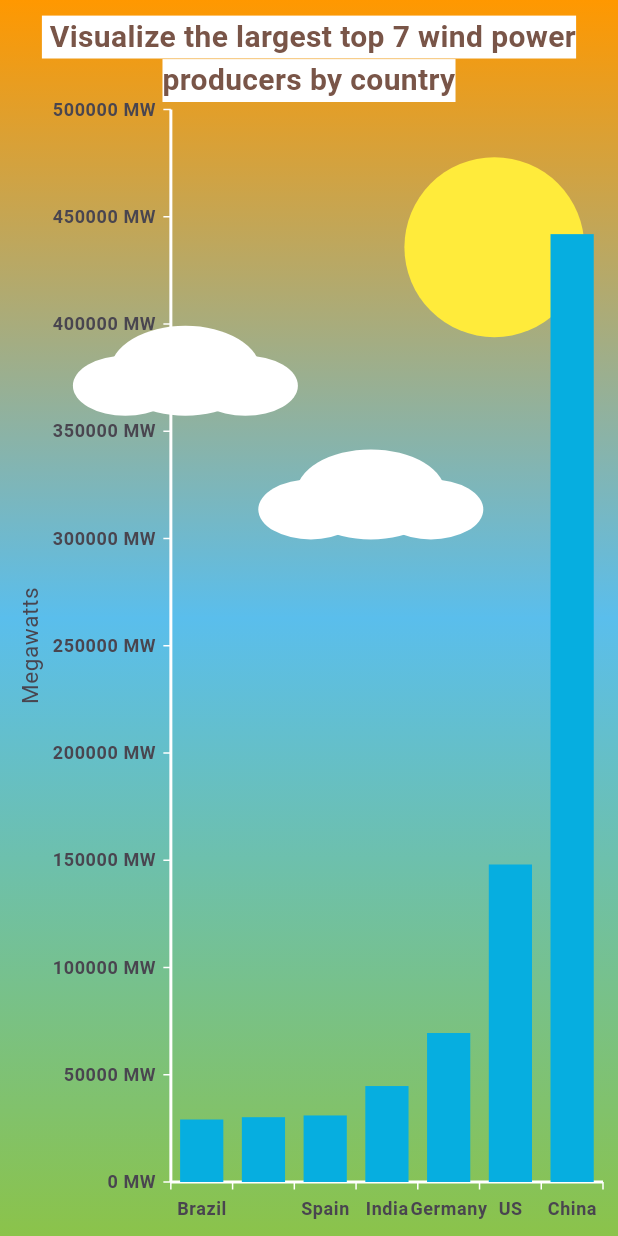
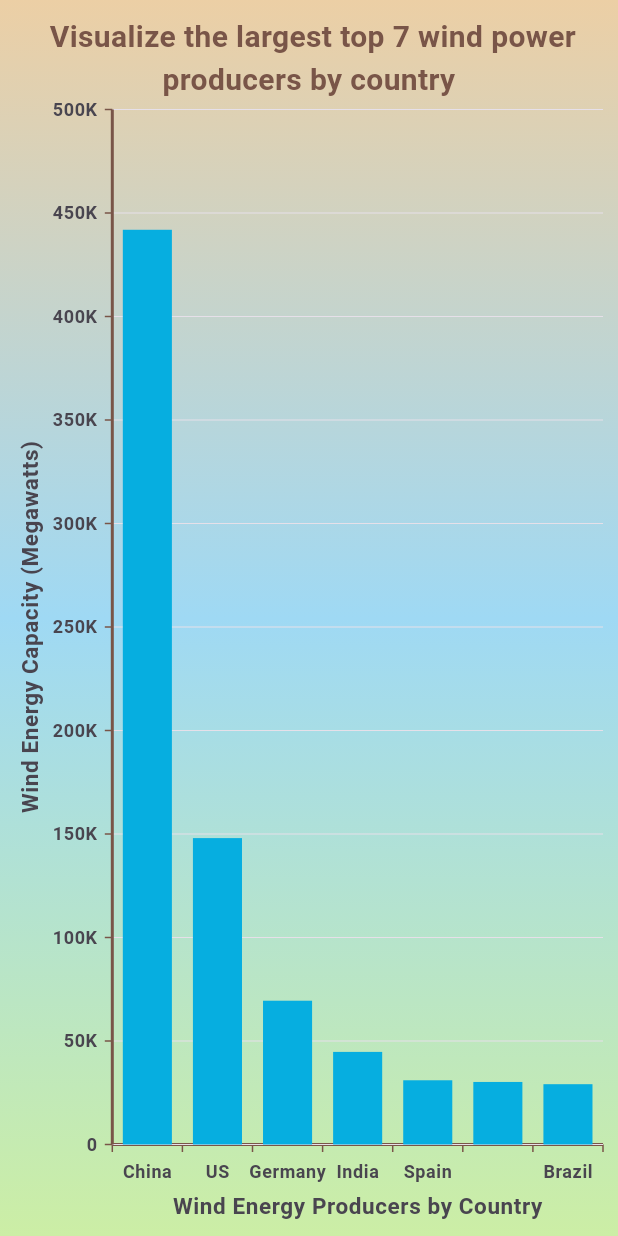
Before and after one commit to SyncfusionExamples/visualize_largest_wind_power_producers_using_custom_column_flutter_chart, a Flutter app: the screen it shows after launch, on a phone screen of 412 x 824 dp. Run offline on Flutter 3.47's test engine with Material 3 defaults, Android fonts, the light colour scheme and no system bars; our stand-ins replace syncfusion_flutter_charts.

Commit message:
FLUT-884481-[others][flutter]: Updated the Blog sample

```diff
--- a/lib/main.dart
+++ b/lib/main.dart
@@ -32,13 +32,13 @@ class _WindmillChartState extends State<_WindmillChart> {
   @override
   void initState() {
     _windEnergyData = [
-      _WindEnergy('Brazil', 29135),
-      _WindEnergy('United Kingdom', 30215),
-      _WindEnergy('Spain', 31028),
-      _WindEnergy('India', 44736),
-      _WindEnergy('Germany', 69459),
-      _WindEnergy('US', 148020),
-      _WindEnergy('China', 441895),
+      _WindEnergy('China', 441895, '+19.1%'),
+      _WindEnergy('US', 148020, '+9.4%'),
+      _WindEnergy('Germany', 69459, '+7.6%'),
+      _WindEnergy('India', 44736, '+9.3%'),
+      _WindEnergy('Spain', 31028, '+3.1%'),
+      _WindEnergy('United Kingdom', 30215, '+10.4%'),
+      _WindEnergy('Brazil', 29135, '+29.5%'),
     ];
     super.initState();
   }
@@ -46,66 +46,20 @@ class _WindmillChartState extends State<_WindmillChart> {
   @override
   Widget build(BuildContext context) {
     return Scaffold(
-      body: Stack(
-        children: [
-          CustomPaint(
-            size: MediaQuery.of(context).size,
-            painter: _BackgroundPainter(),
-          ),
-          SfCartesianChart(
-            plotAreaBorderWidth: 0,
-            primaryXAxis: const CategoryAxis(
-              majorGridLines: MajorGridLines(width: 0),
-              majorTickLines: MajorTickLines(color: Colors.white),
-              axisLine: AxisLine(color: Colors.white, width: 2),
-              labelStyle: TextStyle(fontWeight: FontWeight.bold),
-            ),
-            primaryYAxis: NumericAxis(
-              title: const AxisTitle(text: 'Megawatts'),
-              majorGridLines: const MajorGridLines(width: 0),
-              majorTickLines: const MajorTickLines(color: Colors.white),
-              axisLine: const AxisLine(color: Colors.white, width: 2),
-              labelStyle: const TextStyle(fontWeight: FontWeight.bold),
-              axisLabelFormatter: (AxisLabelRenderDetails args) {
-                return ChartAxisLabel('${args.text} MW', args.textStyle);
-              },
-            ),
-            tooltipBehavior: TooltipBehavior(
-              enable: true,
-              activationMode: ActivationMode.singleTap,
-              color: Colors.brown,
-              borderColor: Colors.brown,
-              borderWidth: 5,
-              builder: (dynamic data, dynamic point, dynamic series,
-                  int pointIndex, int seriesIndex) {
-                return Container(
-                  color: Colors.white,
-                  child: Padding(
-                    padding: const EdgeInsets.all(10),
-                    child: Row(
-                      mainAxisSize: MainAxisSize.min,
-                      mainAxisAlignment: MainAxisAlignment.spaceEvenly,
-                      children: <Widget>[
-                        SizedBox(
-                          height: 30,
-                          width: 35,
-                          child: Image.asset(_countryImages(pointIndex)),
-                        ),
-                        const SizedBox(width: 10),
-                        Text(
-                          '${point.y.toString()}MW',
-                          style: const TextStyle(
-                            fontSize: 12,
-                            color: Colors.black,
-                            fontWeight: FontWeight.bold,
+      body: Container(
+        decoration: const BoxDecoration(
+          gradient: LinearGradient(
+            colors: [
+              Color.fromARGB(255, 236, 207, 165),
+              Color.fromARGB(255, 159, 217, 244),
+              Color.fromARGB(255, 204, 238, 165),
+            ],
+            begin: Alignment.topCenter,
+            end: Alignment.bottomCenter,
           ),
         ),
-                      ],
-                    ),
-                  ),
-                );
-              },
-            ),
+        child: SfCartesianChart(
+          plotAreaBorderWidth: 0,
           title: const ChartTitle(
             text:
                 ' Visualize the largest top 7 wind power producers by country ',
@@ -114,7 +68,30 @@ class _WindmillChartState extends State<_WindmillChart> {
               color: Colors.brown,
               fontSize: 20,
             ),
-              backgroundColor: Colors.white,
+          ),
+          primaryXAxis: const CategoryAxis(
+            title: AxisTitle(
+              text: 'Wind Energy Producers by Country',
+              textStyle: TextStyle(fontWeight: FontWeight.bold),
+            ),
+            majorGridLines: MajorGridLines(width: 0),
+            majorTickLines: MajorTickLines(color: Colors.brown),
+            axisLine: AxisLine(color: Colors.brown, width: 2),
+            labelStyle: TextStyle(fontWeight: FontWeight.bold),
+          ),
+          primaryYAxis: NumericAxis(
+            title: const AxisTitle(
+              text: 'Wind Energy Capacity (Megawatts)',
+              textStyle: TextStyle(fontWeight: FontWeight.bold),
+            ),
+            majorTickLines: const MajorTickLines(color: Colors.brown),
+            axisLine: const AxisLine(color: Colors.brown, width: 2),
+            labelStyle: const TextStyle(fontWeight: FontWeight.bold),
+            axisLabelFormatter: (AxisLabelRenderDetails args) {
+              double value = double.tryParse(args.text) ?? 0;
+              String formattedText = _formatNumber(value);
+              return ChartAxisLabel(formattedText, args.textStyle);
+            },
           ),
           series: <CartesianSeries<_WindEnergy, String>>[
             ColumnSeries(
@@ -127,8 +104,74 @@ class _WindmillChartState extends State<_WindmillChart> {
               },
             ),
           ],
+          tooltipBehavior: TooltipBehavior(
+            enable: true,
+            activationMode: ActivationMode.singleTap,
+            color: Colors.brown,
+            builder: (dynamic data, dynamic point, dynamic series,
+                int pointIndex, int seriesIndex) {
+              return Container(
+                decoration: BoxDecoration(
+                  color: Colors.white,
+                  borderRadius: BorderRadius.circular(6),
+                ),
+                child: Padding(
+                  padding: const EdgeInsets.all(10),
+                  child: Row(
+                    crossAxisAlignment: CrossAxisAlignment.start,
+                    mainAxisSize: MainAxisSize.min,
+                    mainAxisAlignment: MainAxisAlignment.spaceEvenly,
+                    children: <Widget>[
+                      Column(
+                        mainAxisSize: MainAxisSize.min,
+                        mainAxisAlignment: MainAxisAlignment.spaceEvenly,
+                        children: [
+                          SizedBox(
+                            height: 30,
+                            width: 35,
+                            child: Image.asset(_countryImages(pointIndex)),
+                          ),
+                          const SizedBox(width: 30),
+                        ],
+                      ),
+                      Column(
+                        crossAxisAlignment: CrossAxisAlignment.start,
+                        mainAxisSize: MainAxisSize.min,
+                        mainAxisAlignment: MainAxisAlignment.spaceEvenly,
+                        children: [
+                          Text(
+                            '${data.country}',
+                            style: const TextStyle(
+                              fontSize: 12,
+                              color: Colors.black,
+                              fontWeight: FontWeight.bold,
+                            ),
+                          ),
+                          Text(
+                            'Megawatts: ${point.y.toString()}',
+                            style: const TextStyle(
+                              fontSize: 12,
+                              color: Colors.black,
+                              fontWeight: FontWeight.bold,
+                            ),
+                          ),
+                          Text(
+                            'ANNUAL GROWTH RATE\n(2013-2023) ${data.rate}',
+                            style: const TextStyle(
+                              fontSize: 12,
+                              color: Colors.black,
+                              fontWeight: FontWeight.bold,
+                            ),
                           ),
                         ],
+                      ),
+                    ],
+                  ),
+                ),
+              );
+            },
+          ),
+        ),
       ),
     );
   }
@@ -153,6 +196,19 @@ class _WindmillChartState extends State<_WindmillChart> {
     return '';
   }
 
+  // Function to format numbers to a more readable form
+  String _formatNumber(double num) {
+    // Special case for zero to avoid decimal representation
+    if (num == 0) {
+      return '0';
+    }
+    if (num >= 1000) {
+      return '${(num / 1000).toStringAsFixed(num >= 10000 ? 0 : 1)}K';
+    }
+    return num.toStringAsFixed(
+        num == num.toInt() ? 0 : 1); // Remove ".0" for whole numbers
+  }
+
   @override
   void dispose() {
     _windEnergyData.clear();
@@ -161,9 +217,10 @@ class _WindmillChartState extends State<_WindmillChart> {
 }
 
 class _WindEnergy {
-  _WindEnergy(this.country, this.megawatt);
+  _WindEnergy(this.country, this.megawatt, this.rate);
   final String country;
   final double megawatt;
+  final String rate;
 }
 
 // Custom renderer for column series
@@ -195,16 +252,13 @@ class _ColumnSegment extends ColumnSegment<_WindEnergy, String> {
       return;
     }
 
-    final Paint bladeFillPaint = Paint()
+    final Paint fillPaint = Paint()
       ..color = Colors.brown
       ..style = PaintingStyle.fill;
-    final Paint bladeStrokePaint = Paint()
+    final Paint strokePaint = Paint()
       ..color = Colors.white
       ..strokeWidth = 2
       ..style = PaintingStyle.stroke;
-
-    final Paint postFillPaint = bladeFillPaint;
-    final Paint postStrokePaint = bladeStrokePaint;
 
     final double bottom = segmentRect!.bottom;
     final double top = segmentRect!.top;
@@ -222,13 +276,39 @@ class _ColumnSegment extends ColumnSegment<_WindEnergy, String> {
       ..lineTo(centerX - halfPostTopWidth, top)
       ..close();
 
-    canvas.drawPath(_postPath, postFillPaint);
-    canvas.drawPath(_postPath, postStrokePaint);
+    canvas.drawPath(_postPath, fillPaint);
+    canvas.drawPath(_postPath, strokePaint);
+
+    // Maintained a minimum value of 30 and a maximum value of 40 as the default
+    // blade length range. Using the column segment value, I calculate the blade
+    // length by normalizing it within this range. The formula maps the value to
+    // a specified blade length range, ensuring proportional scaling.
+    // This approach dynamically adjusts blade sizes based on the segment value.
+
+    // Constants for blade length range.
+    const double minBladeLength = 30;
+    const double maxBladeLength = 40;
+
+    // Constants for data normalization.
+    const double minValue = 29135;
+    const double maxValue = 441895;
+
+    // Calculate the normalized value of the segment (based on y).
+    const double lengthRange = maxBladeLength - minBladeLength;
+    final double normalizedFactor = (y - minValue) / (maxValue - minValue);
+
+    // Adjust blade length dynamically based on the reversed segment index.
+    final double reverseScalingFactor =
+        1 - (currentSegmentIndex * 0.1); // Decrease as segment index increases.
+
+    double bladeLength = normalizedFactor * lengthRange + minBladeLength;
+    bladeLength *= reverseScalingFactor; // Apply reverse scaling factor
+
+    // Ensure the blade length doesn't drop below the minimum value.
+    bladeLength = bladeLength.clamp(minBladeLength, maxBladeLength);
 
     final Offset center = Offset(centerX, centerY);
-    double bladeWidth = 20;
-    double bladeLength =
-        10 * (currentSegmentIndex < 3 ? 3 : currentSegmentIndex.toDouble());
+    const double bladeWidth = 20;
 
     // Define the angles for the three blades in radians.
     double angle1 = 0;
@@ -236,19 +316,19 @@ class _ColumnSegment extends ColumnSegment<_WindEnergy, String> {
     double angle3 = 240 * pi / 180;
 
     // Draw first blade.
-    _drawBlade(canvas, center, angle1, bladeLength, bladeWidth, bladeFillPaint,
-        bladeStrokePaint);
+    _drawBlade(canvas, center, angle1, bladeLength, bladeWidth, fillPaint,
+        strokePaint);
 
     // Draw second blade.
-    _drawBlade(canvas, center, angle2, bladeLength, bladeWidth, bladeFillPaint,
-        bladeStrokePaint);
+    _drawBlade(canvas, center, angle2, bladeLength, bladeWidth, fillPaint,
+        strokePaint);
 
     // Draw third blade.
-    _drawBlade(canvas, center, angle3, bladeLength, bladeWidth, bladeFillPaint,
-        bladeStrokePaint);
+    _drawBlade(canvas, center, angle3, bladeLength, bladeWidth, fillPaint,
+        strokePaint);
 
     // Draws circle at the center of the windmill.
-    canvas.drawCircle(center, 5, Paint()..color = Colors.white);
+    canvas.drawCircle(center, 5, Paint()..color = Colors.brown);
   }
 
   // Helper method to draw each blade
@@ -287,44 +367,3 @@ class _ColumnSegment extends ColumnSegment<_WindEnergy, String> {
     super.dispose();
   }
 }
-
-class _BackgroundPainter extends CustomPainter {
-  @override
-  void paint(Canvas canvas, Size size) {
-    final double width = size.width;
-    final double height = size.height;
-    final Rect backgroundRect = Rect.fromLTWH(0, 0, width, height);
-    final Paint sunPaint = Paint()..color = Colors.yellow;
-    final Paint skyPaint = Paint()
-      ..shader = const LinearGradient(
-        colors: [
-          Colors.orange,
-          Color.fromARGB(255, 90, 190, 236),
-          Colors.lightGreen,
-        ],
-        begin: Alignment.topCenter,
-        end: Alignment.bottomCenter,
-      ).createShader(backgroundRect);
-
-    canvas.drawRect(backgroundRect, skyPaint);
-    canvas.drawCircle(Offset(width * 0.8, height * 0.2), 60, sunPaint);
-    _drawCloud(canvas, Offset(width * 0.3, height * 0.3));
-    _drawCloud(canvas, Offset(width * 0.6, height * 0.4));
-  }
-
-  void _drawCloud(Canvas canvas, Offset position) {
-    final Paint cloudPaint = Paint()..color = Colors.white;
-    _drawOval(canvas, position.translate(-40, 10), 70, 40, cloudPaint);
-    _drawOval(canvas, position.translate(40, 10), 70, 40, cloudPaint);
-    _drawOval(canvas, position, 100, 60, cloudPaint);
-  }
-
-  void _drawOval(Canvas canvas, Offset position, double width, double height,
-      Paint paint) {
-    canvas.drawOval(
-        Rect.fromCenter(center: position, width: width, height: height), paint);
-  }
-
-  @override
-  bool shouldRepaint(covariant CustomPainter oldDelegate) => true;
-}
```
Lines whose indentation alone changed are shown as unchanged.
